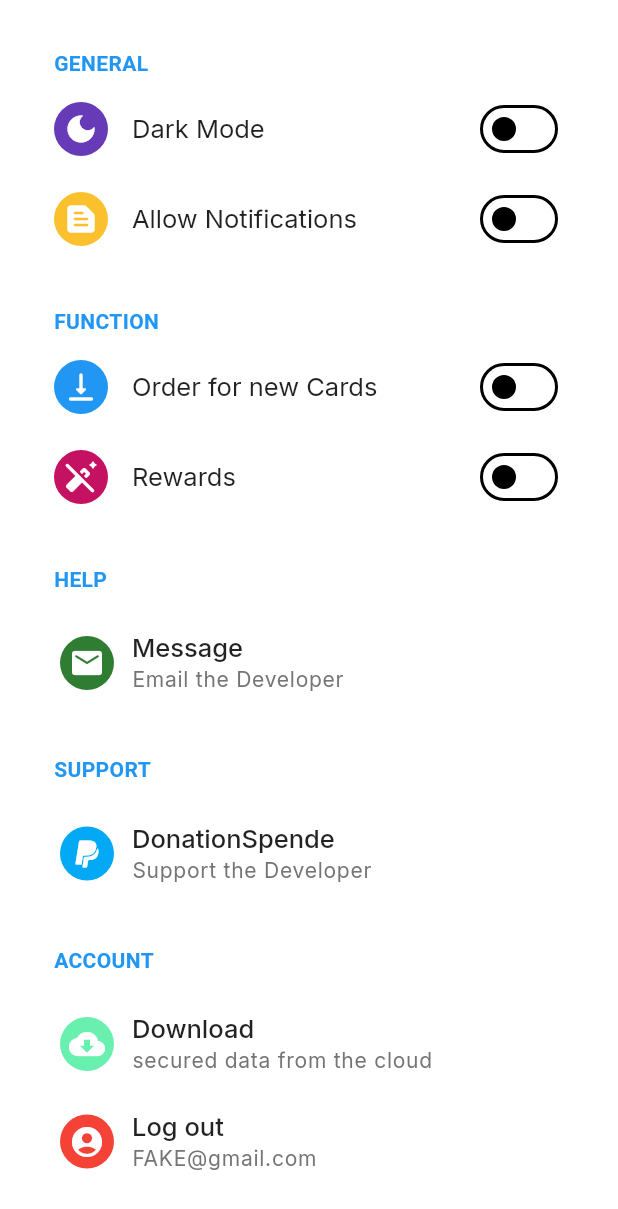
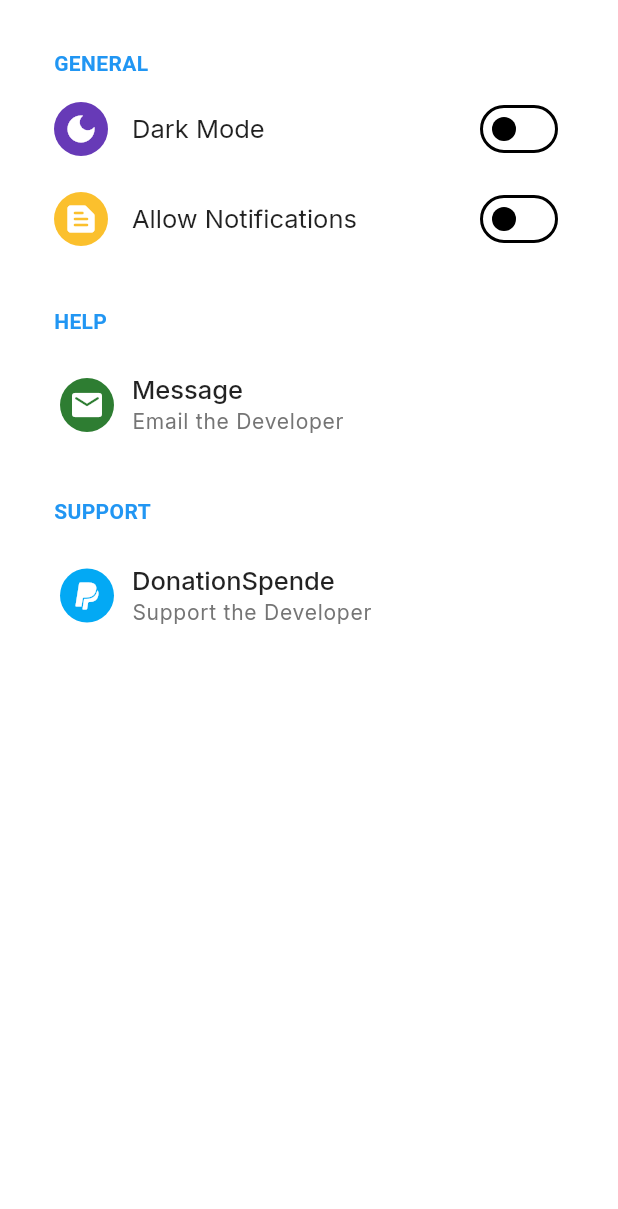
Before and after one commit to LennartKDeveloper/uni_track, a Flutter app: the SettingsPage screen opened directly, on a phone screen of 412 x 824 dp. Shown: the top 1209 px of the screen. Run offline on Flutter 3.47's test engine with Material 3 defaults, Android fonts, the phone set to English and light mode, and no system bars; our stand-ins replace flutter_slidable, gap, google_fonts, hidden_drawer_menu, hive, hive_flutter and 3 more; accounts and stored records are empty.

Commit message:
Deleted unsused settings

```diff
--- a/lib/features/settings/settings_page.dart
+++ b/lib/features/settings/settings_page.dart
@@ -66,16 +66,6 @@ class _SettingsPageState extends State<SettingsPage> {
 
             Gap(20),
             SettingsGroup(
-              title: "FUNCTION",
-              children: <Widget>[
-                // Widgets in ListView
-                buildOrderSwitch(),
-                buildRewardSwitch(),
-              ],
-            ),
-
-            Gap(20),
-            SettingsGroup(
               title: "HELP",
               children: <Widget>[
                 // Widgets in ListView
@@ -95,17 +85,6 @@ class _SettingsPageState extends State<SettingsPage> {
             ),
 
             Gap(20),
-            SettingsGroup(
-              title: "ACCOUNT",
-              children: <Widget>[
-                // Widgets in ListView
-                Gap(10),
-
-                buildDownloadTile(),
-
-                buildLogInTile(),
-              ],
-            ),
           ],
         ),
       ),
```
